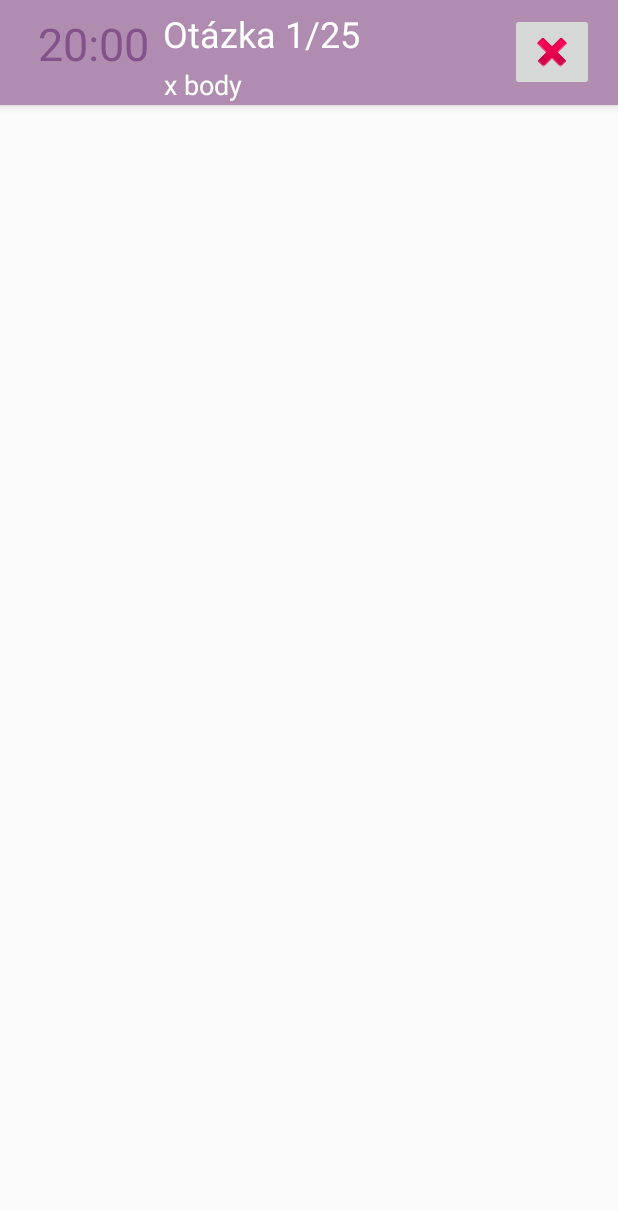
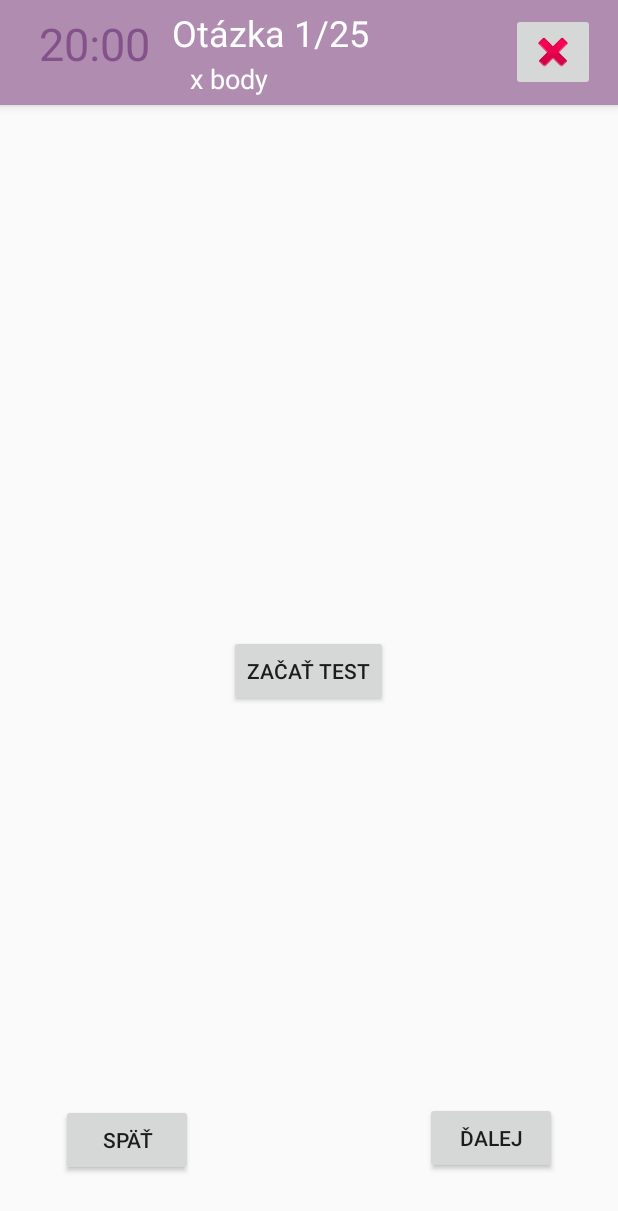
Before and after one commit to xbohov01/FIT2018_19-ITU, an Android app: the RandomTestActivity screen opened directly, with no data from a screen before it, on a phone screen of 412 x 824 dp. Shown: the top 1211 px of the screen. Run offline under Robolectric (Android 15) with nearby library versions, the light colour scheme and no system bars.

Commit message:
toolbar done

```diff
--- a/app/src/main/res/layout/activity_random_test.xml
+++ b/app/src/main/res/layout/activity_random_test.xml
@@ -29,28 +29,31 @@
                 android:layout_height="wrap_content"
                 android:layout_marginStart="8dp"
                 android:layout_marginEnd="8dp"
+                android:layout_marginBottom="4dp"
                 android:text="x body"
                 android:textColor="@color/text_white"
                 android:textSize="18sp"
                 app:layout_constraintBottom_toBottomOf="parent"
                 app:layout_constraintEnd_toEndOf="parent"
-                app:layout_constraintHorizontal_bias="0.26"
+                app:layout_constraintHorizontal_bias="0.312"
                 app:layout_constraintStart_toStartOf="parent" />
 
             <TextView
                 android:id="@+id/question"
-                android:layout_width="wrap_content"
+                android:layout_width="141dp"
                 android:layout_height="wrap_content"
                 android:layout_marginStart="8dp"
                 android:layout_marginEnd="8dp"
                 android:text="Otázka 1/25"
+                android:textAlignment="center"
                 android:textColor="@color/text_white"
                 android:textSize="24sp"
                 app:layout_constraintBottom_toTopOf="@+id/points"
                 app:layout_constraintEnd_toEndOf="parent"
-                app:layout_constraintHorizontal_bias="0.34"
+                app:layout_constraintHorizontal_bias="0.357"
                 app:layout_constraintStart_toStartOf="parent"
-                app:layout_constraintTop_toTopOf="parent" />
+                app:layout_constraintTop_toTopOf="parent"
+                app:layout_constraintVertical_bias="0.727" />
 
             <TextView
                 android:id="@+id/timer"
@@ -94,12 +97,47 @@
         android:id="@+id/button"
         android:layout_width="wrap_content"
         android:layout_height="wrap_content"
+        android:layout_marginStart="113dp"
+        android:layout_marginTop="8dp"
+        android:layout_marginEnd="8dp"
+        android:layout_marginBottom="8dp"
+        android:onClick="nextQuestion"
+        android:text="ďalej"
+        app:layout_constraintBottom_toBottomOf="parent"
+        app:layout_constraintEnd_toEndOf="parent"
+        app:layout_constraintStart_toEndOf="@+id/button2"
+        app:layout_constraintTop_toBottomOf="@+id/randomTestToolbar"
+        app:layout_constraintVertical_bias="0.952" />
+
+    <Button
+        android:id="@+id/button2"
+        android:layout_width="wrap_content"
+        android:layout_height="wrap_content"
         android:layout_marginStart="8dp"
+        android:layout_marginTop="8dp"
         android:layout_marginEnd="8dp"
-        android:onClick="nextQuestion"
-        android:text="Button"
+        android:layout_marginBottom="8dp"
+        android:onClick="previousQuestion"
+        android:text="späť"
+        app:layout_constraintBottom_toBottomOf="parent"
+        app:layout_constraintEnd_toStartOf="@+id/button"
+        app:layout_constraintStart_toStartOf="parent"
+        app:layout_constraintTop_toBottomOf="@+id/randomTestToolbar"
+        app:layout_constraintVertical_bias="0.954" />
+
+    <Button
+        android:id="@+id/button3"
+        android:layout_width="wrap_content"
+        android:layout_height="wrap_content"
+        android:layout_marginStart="161dp"
+        android:layout_marginTop="8dp"
+        android:layout_marginEnd="162dp"
+        android:layout_marginBottom="8dp"
+        android:onClick="startTimer"
+        android:text="začať test"
+        app:layout_constraintBottom_toBottomOf="parent"
         app:layout_constraintEnd_toEndOf="parent"
         app:layout_constraintStart_toStartOf="parent"
-        tools:layout_editor_absoluteY="203dp" />
+        app:layout_constraintTop_toBottomOf="@+id/randomTestToolbar" />
 
 </android.support.constraint.ConstraintLayout>
```
Also changed, not shown: app/src/main/java/team7/itu2018/RandomTestActivity.java (+49 -1 lines).
